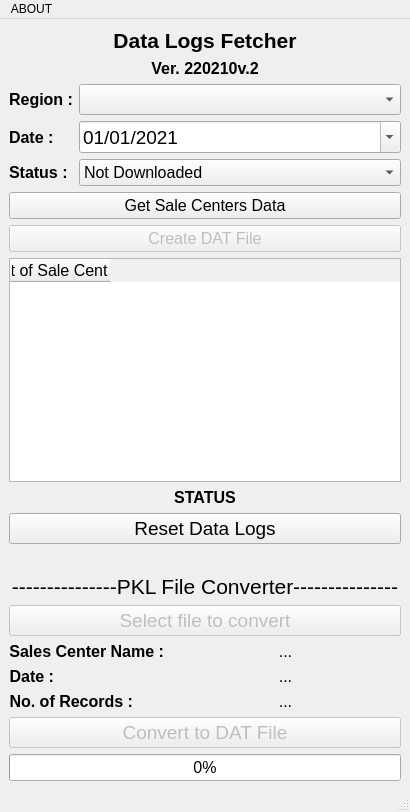
tekashifuta/pyqt5-finger-zkteco, file HRClient.ui: the form before one commit.
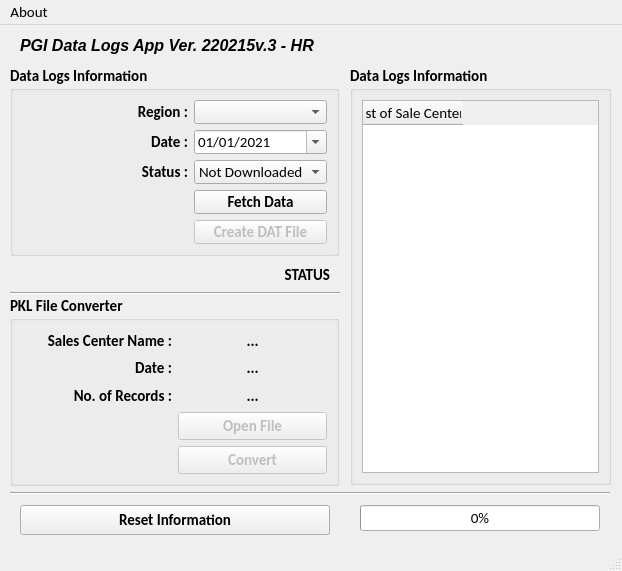
The form after the commit.

```diff
--- a/HRClient.ui
+++ b/HRClient.ui
@@ -2,135 +2,83 @@
 <ui version="4.0">
  <class>MainWindow</class>
  <widget class="QMainWindow" name="MainWindow">
+  <property name="enabled">
+   <bool>true</bool>
+  </property>
   <property name="geometry">
    <rect>
     <x>0</x>
     <y>0</y>
-    <width>410</width>
-    <height>812</height>
+    <width>622</width>
+    <height>571</height>
    </rect>
   </property>
+  <property name="sizePolicy">
+   <sizepolicy hsizetype="Fixed" vsizetype="Fixed">
+    <horstretch>0</horstretch>
+    <verstretch>0</verstretch>
+   </sizepolicy>
+  </property>
+  <property name="font">
+   <font>
+    <family>Calibri</family>
+    <pointsize>11</pointsize>
+   </font>
+  </property>
   <property name="windowTitle">
    <string>MainWindow</string>
   </property>
+  <property name="styleSheet">
+   <string notr="true"/>
+  </property>
   <widget class="QWidget" name="centralwidget">
+   <widget class="QGroupBox" name="groupBox">
+    <property name="geometry">
+     <rect>
+      <x>10</x>
+      <y>40</y>
+      <width>329</width>
+      <height>191</height>
+     </rect>
+    </property>
+    <property name="font">
+     <font>
+      <family>Calibri</family>
+      <pointsize>11</pointsize>
+      <weight>75</weight>
+      <bold>true</bold>
+     </font>
+    </property>
+    <property name="title">
+     <string>Data Logs Information</string>
+    </property>
    <layout class="QVBoxLayout" name="verticalLayout">
     <item>
-     <layout class="QGridLayout" name="gridLayout_4">
-      <item row="2" column="0">
+      <layout class="QGridLayout" name="gridLayout">
+       <item row="0" column="0">
        <widget class="QLabel" name="label_2">
         <property name="font">
          <font>
-          <family>Arial</family>
-          <pointsize>12</pointsize>
+           <family>Calibri</family>
+           <pointsize>11</pointsize>
           <weight>75</weight>
           <bold>true</bold>
          </font>
         </property>
         <property name="text">
-         <string>Region :</string>
+          <string>                                  Region :</string>
         </property>
         <property name="alignment">
          <set>Qt::AlignRight|Qt::AlignTrailing|Qt::AlignVCenter</set>
         </property>
        </widget>
       </item>
-      <item row="4" column="1">
-       <widget class="QComboBox" name="cmbDL_Status">
-        <property name="font">
-         <font>
-          <family>Arial</family>
-          <pointsize>12</pointsize>
-          <weight>50</weight>
-          <bold>false</bold>
-         </font>
-        </property>
-        <property name="layoutDirection">
-         <enum>Qt::LeftToRight</enum>
-        </property>
-        <item>
-         <property name="text">
-          <string>Not Downloaded</string>
-         </property>
-        </item>
-        <item>
-         <property name="text">
-          <string>Downloaded</string>
-         </property>
-        </item>
-        <item>
-         <property name="text">
-          <string>All</string>
-         </property>
-        </item>
-       </widget>
-      </item>
-      <item row="1" column="0" colspan="2">
-       <widget class="QLabel" name="label">
-        <property name="font">
-         <font>
-          <family>Arial</family>
-          <pointsize>12</pointsize>
-          <weight>75</weight>
-          <bold>true</bold>
-         </font>
-        </property>
-        <property name="text">
-         <string>Ver. 220210v.2</string>
-        </property>
-        <property name="alignment">
-         <set>Qt::AlignCenter</set>
-        </property>
-       </widget>
-      </item>
-      <item row="7" column="0" colspan="2">
-       <widget class="QTableWidget" name="tableWidget">
-        <property name="sizePolicy">
-         <sizepolicy hsizetype="Expanding" vsizetype="Expanding">
-          <horstretch>0</horstretch>
-          <verstretch>0</verstretch>
-         </sizepolicy>
-        </property>
-        <property name="font">
-         <font>
-          <family>Arial</family>
-          <pointsize>12</pointsize>
-         </font>
-        </property>
-        <property name="sizeAdjustPolicy">
-         <enum>QAbstractScrollArea::AdjustToContents</enum>
-        </property>
-        <column>
-         <property name="text">
-          <string>List of Sale Centers</string>
-         </property>
-        </column>
-       </widget>
-      </item>
-      <item row="8" column="0" colspan="2">
-       <widget class="QLabel" name="lblStatus">
-        <property name="font">
-         <font>
-          <family>Arial</family>
-          <pointsize>12</pointsize>
-          <weight>75</weight>
-          <bold>true</bold>
-         </font>
-        </property>
-        <property name="text">
-         <string>STATUS</string>
-        </property>
-        <property name="alignment">
-         <set>Qt::AlignCenter</set>
-        </property>
-       </widget>
-      </item>
-      <item row="3" column="0">
+       <item row="1" column="0">
        <widget class="QLabel" name="label_3">
         <property name="font">
          <font>
-          <family>Arial</family>
-          <pointsize>12</pointsize>
+           <family>Calibri</family>
+           <pointsize>11</pointsize>
           <weight>75</weight>
           <bold>true</bold>
          </font>
@@ -139,11 +87,23 @@
          <string>Date :</string>
         </property>
         <property name="alignment">
-         <set>Qt::AlignLeading|Qt::AlignLeft|Qt::AlignVCenter</set>
+          <set>Qt::AlignRight|Qt::AlignTrailing|Qt::AlignVCenter</set>
         </property>
        </widget>
       </item>
-      <item row="3" column="1">
+       <item row="0" column="1">
+        <widget class="QComboBox" name="cmbRegion">
+         <property name="font">
+          <font>
+           <family>Calibri</family>
+           <pointsize>11</pointsize>
+           <weight>50</weight>
+           <bold>false</bold>
+          </font>
+         </property>
+        </widget>
+       </item>
+       <item row="1" column="1">
        <widget class="QDateEdit" name="txtDate">
         <property name="sizePolicy">
          <sizepolicy hsizetype="Minimum" vsizetype="Fixed">
@@ -153,8 +113,8 @@
         </property>
         <property name="font">
          <font>
-          <family>Arial</family>
-          <pointsize>14</pointsize>
+           <family>Calibri</family>
+           <pointsize>11</pointsize>
           <weight>50</weight>
           <bold>false</bold>
          </font>
@@ -187,92 +147,42 @@
         </property>
        </widget>
       </item>
-      <item row="9" column="0" colspan="2">
-       <widget class="QPushButton" name="btnReset">
-        <property name="enabled">
-         <bool>true</bool>
-        </property>
-        <property name="font">
-         <font>
-          <family>Arial</family>
-          <pointsize>14</pointsize>
-          <weight>50</weight>
-          <bold>false</bold>
-         </font>
-        </property>
-        <property name="text">
-         <string>Reset Data Logs</string>
-        </property>
-       </widget>
-      </item>
-      <item row="10" column="0" colspan="2">
-       <widget class="QLabel" name="label_12">
-        <property name="font">
-         <font>
-          <family>Arial</family>
-          <pointsize>12</pointsize>
-         </font>
-        </property>
-        <property name="text">
-         <string/>
-        </property>
-        <property name="alignment">
-         <set>Qt::AlignRight|Qt::AlignTrailing|Qt::AlignVCenter</set>
-        </property>
-       </widget>
-      </item>
-      <item row="5" column="0" colspan="2">
-       <widget class="QPushButton" name="btnGetQueryData">
-        <property name="enabled">
-         <bool>true</bool>
-        </property>
-        <property name="font">
-         <font>
-          <family>Arial</family>
-          <pointsize>12</pointsize>
-         </font>
-        </property>
-        <property name="text">
-         <string>Get Sale Centers Data</string>
-        </property>
-       </widget>
-      </item>
-      <item row="0" column="0" colspan="2">
-       <widget class="QLabel" name="label_7">
-        <property name="font">
-         <font>
-          <family>Arial</family>
-          <pointsize>16</pointsize>
-          <weight>75</weight>
-          <bold>true</bold>
-         </font>
-        </property>
-        <property name="text">
-         <string>Data Logs Fetcher</string>
-        </property>
-        <property name="alignment">
-         <set>Qt::AlignCenter</set>
-        </property>
-       </widget>
-      </item>
       <item row="2" column="1">
-       <widget class="QComboBox" name="cmbRegion">
+        <widget class="QComboBox" name="cmbDL_Status">
         <property name="font">
          <font>
-          <family>Arial</family>
-          <pointsize>14</pointsize>
+           <family>Calibri</family>
+           <pointsize>11</pointsize>
           <weight>50</weight>
           <bold>false</bold>
          </font>
         </property>
-       </widget>
-      </item>
-      <item row="4" column="0">
+         <property name="layoutDirection">
+          <enum>Qt::LeftToRight</enum>
+         </property>
+         <item>
+          <property name="text">
+           <string>Not Downloaded</string>
+          </property>
+         </item>
+         <item>
+          <property name="text">
+           <string>Downloaded</string>
+          </property>
+         </item>
+         <item>
+          <property name="text">
+           <string>All</string>
+          </property>
+         </item>
+        </widget>
+       </item>
+       <item row="2" column="0">
        <widget class="QLabel" name="label_4">
         <property name="font">
          <font>
-          <family>Arial</family>
-          <pointsize>12</pointsize>
+           <family>Calibri</family>
+           <pointsize>11</pointsize>
           <weight>75</weight>
           <bold>true</bold>
          </font>
@@ -281,102 +191,81 @@
          <string>Status :</string>
         </property>
         <property name="alignment">
-         <set>Qt::AlignLeading|Qt::AlignLeft|Qt::AlignVCenter</set>
+          <set>Qt::AlignRight|Qt::AlignTrailing|Qt::AlignVCenter</set>
         </property>
        </widget>
       </item>
-      <item row="11" column="0" colspan="2">
-       <layout class="QFormLayout" name="formLayout_2">
-        <item row="0" column="0" colspan="2">
-         <widget class="QLabel" name="label_11">
-          <property name="font">
-           <font>
-            <family>Arial</family>
-            <pointsize>16</pointsize>
-           </font>
-          </property>
-          <property name="text">
-           <string>---------------PKL File Converter---------------</string>
-          </property>
-          <property name="alignment">
-           <set>Qt::AlignCenter</set>
-          </property>
-         </widget>
-        </item>
-        <item row="1" column="0" colspan="2">
-         <widget class="QPushButton" name="btnOpenFileD">
+       <item row="4" column="1">
+        <widget class="QPushButton" name="btnConvertToDAT">
           <property name="enabled">
            <bool>false</bool>
           </property>
           <property name="font">
            <font>
-            <family>Arial</family>
-            <pointsize>14</pointsize>
-           </font>
-          </property>
-          <property name="text">
-           <string>Select file to convert</string>
-          </property>
-         </widget>
-        </item>
-        <item row="2" column="0">
-         <widget class="QLabel" name="label_8">
-          <property name="font">
-           <font>
-            <family>Arial</family>
-            <pointsize>12</pointsize>
+           <family>Calibri</family>
+           <pointsize>11</pointsize>
             <weight>75</weight>
             <bold>true</bold>
            </font>
           </property>
           <property name="text">
-           <string>Sales Center Name :</string>
-          </property>
-          <property name="alignment">
-           <set>Qt::AlignRight|Qt::AlignTrailing|Qt::AlignVCenter</set>
-          </property>
-         </widget>
-        </item>
-        <item row="2" column="1">
-         <widget class="QLabel" name="lblSCName">
-          <property name="font">
-           <font>
-            <family>Arial</family>
-            <pointsize>12</pointsize>
-           </font>
-          </property>
-          <property name="text">
-           <string>...</string>
-          </property>
-          <property name="alignment">
-           <set>Qt::AlignCenter</set>
-          </property>
-         </widget>
-        </item>
-        <item row="3" column="0">
-         <widget class="QLabel" name="label_9">
-          <property name="font">
-           <font>
-            <family>Arial</family>
-            <pointsize>12</pointsize>
-            <weight>75</weight>
-            <bold>true</bold>
-           </font>
-          </property>
-          <property name="text">
-           <string>Date :</string>
-          </property>
-          <property name="alignment">
-           <set>Qt::AlignRight|Qt::AlignTrailing|Qt::AlignVCenter</set>
+          <string>Create DAT File</string>
           </property>
          </widget>
         </item>
         <item row="3" column="1">
+        <widget class="QPushButton" name="btnGetQueryData">
+         <property name="enabled">
+          <bool>true</bool>
+         </property>
+         <property name="font">
+          <font>
+           <family>Calibri</family>
+           <pointsize>11</pointsize>
+           <weight>75</weight>
+           <bold>true</bold>
+          </font>
+         </property>
+         <property name="text">
+          <string>Fetch Data</string>
+         </property>
+        </widget>
+       </item>
+      </layout>
+     </item>
+    </layout>
+   </widget>
+   <widget class="QGroupBox" name="groupBox_2">
+    <property name="geometry">
+     <rect>
+      <x>10</x>
+      <y>270</y>
+      <width>329</width>
+      <height>191</height>
+     </rect>
+    </property>
+    <property name="font">
+     <font>
+      <family>Calibri</family>
+      <pointsize>11</pointsize>
+      <weight>75</weight>
+      <bold>true</bold>
+     </font>
+    </property>
+    <property name="title">
+     <string>PKL File Converter</string>
+    </property>
+    <layout class="QVBoxLayout" name="verticalLayout_2">
+     <item>
+      <layout class="QGridLayout" name="gridLayout_2">
+       <item row="1" column="1">
          <widget class="QLabel" name="lblDateQuery">
           <property name="font">
            <font>
-            <family>Arial</family>
-            <pointsize>12</pointsize>
+           <family>Calibri</family>
+           <pointsize>11</pointsize>
+           <weight>75</weight>
+           <bold>true</bold>
            </font>
           </property>
           <property name="text">
@@ -387,12 +276,48 @@
           </property>
          </widget>
         </item>
-        <item row="4" column="0">
+       <item row="0" column="1">
+        <widget class="QLabel" name="lblSCName">
+         <property name="font">
+          <font>
+           <family>Calibri</family>
+           <pointsize>11</pointsize>
+           <weight>75</weight>
+           <bold>true</bold>
+          </font>
+         </property>
+         <property name="text">
+          <string>...</string>
+         </property>
+         <property name="alignment">
+          <set>Qt::AlignCenter</set>
+         </property>
+        </widget>
+       </item>
+       <item row="2" column="1">
+        <widget class="QLabel" name="lblNoRec">
+         <property name="font">
+          <font>
+           <family>Calibri</family>
+           <pointsize>11</pointsize>
+           <weight>75</weight>
+           <bold>true</bold>
+          </font>
+         </property>
+         <property name="text">
+          <string>...</string>
+         </property>
+         <property name="alignment">
+          <set>Qt::AlignCenter</set>
+         </property>
+        </widget>
+       </item>
+       <item row="2" column="0">
          <widget class="QLabel" name="label_10">
           <property name="font">
            <font>
-            <family>Arial</family>
-            <pointsize>12</pointsize>
+           <family>Calibri</family>
+           <pointsize>11</pointsize>
             <weight>75</weight>
             <bold>true</bold>
            </font>
@@ -405,72 +330,252 @@
           </property>
          </widget>
         </item>
-        <item row="4" column="1">
-         <widget class="QLabel" name="lblNoRec">
+       <item row="0" column="0">
+        <widget class="QLabel" name="label_8">
           <property name="font">
            <font>
-            <family>Arial</family>
-            <pointsize>12</pointsize>
+           <family>Calibri</family>
+           <pointsize>11</pointsize>
+           <weight>75</weight>
+           <bold>true</bold>
            </font>
           </property>
           <property name="text">
-           <string>...</string>
+          <string>Sales Center Name :</string>
           </property>
           <property name="alignment">
-           <set>Qt::AlignCenter</set>
+          <set>Qt::AlignRight|Qt::AlignTrailing|Qt::AlignVCenter</set>
           </property>
          </widget>
         </item>
-        <item row="5" column="0" colspan="2">
+       <item row="4" column="1">
          <widget class="QPushButton" name="btnPklToDat">
           <property name="enabled">
            <bool>false</bool>
           </property>
           <property name="font">
            <font>
-            <family>Arial</family>
-            <pointsize>14</pointsize>
+           <family>Calibri</family>
+           <pointsize>11</pointsize>
+           <weight>75</weight>
+           <bold>true</bold>
            </font>
           </property>
           <property name="text">
-           <string>Convert to DAT File</string>
+          <string>Convert</string>
           </property>
          </widget>
         </item>
-        <item row="6" column="0" colspan="2">
+       <item row="1" column="0">
+        <widget class="QLabel" name="label_9">
+         <property name="font">
+          <font>
+           <family>Calibri</family>
+           <pointsize>11</pointsize>
+           <weight>75</weight>
+           <bold>true</bold>
+          </font>
+         </property>
+         <property name="text">
+          <string>Date :</string>
+         </property>
+         <property name="alignment">
+          <set>Qt::AlignRight|Qt::AlignTrailing|Qt::AlignVCenter</set>
+         </property>
+        </widget>
+       </item>
+       <item row="3" column="1">
+        <widget class="QPushButton" name="btnOpenFileD">
+         <property name="enabled">
+          <bool>false</bool>
+         </property>
+         <property name="font">
+          <font>
+           <family>Calibri</family>
+           <pointsize>11</pointsize>
+           <weight>75</weight>
+           <bold>true</bold>
+          </font>
+         </property>
+         <property name="text">
+          <string>Open File</string>
+         </property>
+        </widget>
+       </item>
+      </layout>
+     </item>
+    </layout>
+   </widget>
+   <widget class="QGroupBox" name="groupBox_3">
+    <property name="geometry">
+     <rect>
+      <x>350</x>
+      <y>40</y>
+      <width>261</width>
+      <height>420</height>
+     </rect>
+    </property>
+    <property name="font">
+     <font>
+      <family>Calibri</family>
+      <pointsize>11</pointsize>
+      <weight>75</weight>
+      <bold>true</bold>
+     </font>
+    </property>
+    <property name="title">
+     <string>Data Logs Information</string>
+    </property>
+    <layout class="QVBoxLayout" name="verticalLayout_3">
+     <item>
+      <widget class="QTableWidget" name="tableWidget">
+       <property name="sizePolicy">
+        <sizepolicy hsizetype="Expanding" vsizetype="Expanding">
+         <horstretch>0</horstretch>
+         <verstretch>0</verstretch>
+        </sizepolicy>
+       </property>
+       <property name="font">
+        <font>
+         <family>Calibri</family>
+         <pointsize>11</pointsize>
+         <weight>50</weight>
+         <bold>false</bold>
+        </font>
+       </property>
+       <property name="sizeAdjustPolicy">
+        <enum>QAbstractScrollArea::AdjustToContents</enum>
+       </property>
+       <property name="editTriggers">
+        <set>QAbstractItemView::NoEditTriggers</set>
+       </property>
+       <column>
+        <property name="text">
+         <string>List of Sale Centers</string>
+        </property>
+       </column>
+      </widget>
+     </item>
+    </layout>
+   </widget>
+   <widget class="QLabel" name="lblStatus">
+    <property name="geometry">
+     <rect>
+      <x>20</x>
+      <y>240</y>
+      <width>310</width>
+      <height>19</height>
+     </rect>
+    </property>
+    <property name="font">
+     <font>
+      <family>Calibri</family>
+      <pointsize>11</pointsize>
+      <weight>75</weight>
+      <bold>true</bold>
+     </font>
+    </property>
+    <property name="text">
+     <string>STATUS</string>
+    </property>
+    <property name="alignment">
+     <set>Qt::AlignRight|Qt::AlignTrailing|Qt::AlignVCenter</set>
+    </property>
+   </widget>
+   <widget class="QPushButton" name="btnReset">
+    <property name="enabled">
+     <bool>true</bool>
+    </property>
+    <property name="geometry">
+     <rect>
+      <x>20</x>
+      <y>480</y>
+      <width>310</width>
+      <height>30</height>
+     </rect>
+    </property>
+    <property name="font">
+     <font>
+      <family>Calibri</family>
+      <pointsize>11</pointsize>
+      <weight>75</weight>
+      <bold>true</bold>
+     </font>
+    </property>
+    <property name="text">
+     <string>Reset Information</string>
+    </property>
+   </widget>
          <widget class="QProgressBar" name="progressBar">
+    <property name="geometry">
+     <rect>
+      <x>360</x>
+      <y>480</y>
+      <width>240</width>
+      <height>26</height>
+     </rect>
+    </property>
           <property name="font">
            <font>
-            <family>Arial</family>
-            <pointsize>12</pointsize>
+      <family>Calibri</family>
+      <pointsize>11</pointsize>
            </font>
           </property>
           <property name="value">
            <number>0</number>
           </property>
          </widget>
-        </item>
-       </layout>
-      </item>
-      <item row="6" column="0" colspan="2">
-       <widget class="QPushButton" name="btnConvertToDAT">
-        <property name="enabled">
-         <bool>false</bool>
+   <widget class="QLabel" name="label_14">
+    <property name="geometry">
+     <rect>
+      <x>20</x>
+      <y>10</y>
+      <width>320</width>
+      <height>20</height>
+     </rect>
         </property>
         <property name="font">
          <font>
           <family>Arial</family>
           <pointsize>12</pointsize>
+      <weight>75</weight>
+      <italic>true</italic>
+      <bold>true</bold>
          </font>
         </property>
         <property name="text">
-         <string>Create DAT File</string>
-        </property>
-       </widget>
-      </item>
-     </layout>
-    </item>
-   </layout>
+     <string>PGI Data Logs App Ver. 220215v.3 - HR</string>
+    </property>
+    <property name="alignment">
+     <set>Qt::AlignLeading|Qt::AlignLeft|Qt::AlignVCenter</set>
+    </property>
+   </widget>
+   <widget class="Line" name="line">
+    <property name="geometry">
+     <rect>
+      <x>10</x>
+      <y>460</y>
+      <width>600</width>
+      <height>16</height>
+     </rect>
+    </property>
+    <property name="orientation">
+     <enum>Qt::Horizontal</enum>
+    </property>
+   </widget>
+   <widget class="Line" name="line_2">
+    <property name="geometry">
+     <rect>
+      <x>10</x>
+      <y>260</y>
+      <width>330</width>
+      <height>16</height>
+     </rect>
+    </property>
+    <property name="orientation">
+     <enum>Qt::Horizontal</enum>
+    </property>
+   </widget>
   </widget>
   <widget class="QStatusBar" name="statusbar"/>
   <widget class="QMenuBar" name="menuBar">
@@ -478,13 +583,19 @@
     <rect>
      <x>0</x>
      <y>0</y>
-     <width>410</width>
-     <height>21</height>
+     <width>622</width>
+     <height>24</height>
     </rect>
    </property>
    <widget class="QMenu" name="menuAbout">
+    <property name="font">
+     <font>
+      <family>Calibri</family>
+      <pointsize>11</pointsize>
+     </font>
+    </property>
     <property name="title">
-     <string>ABOUT</string>
+     <string>About</string>
     </property>
     <addaction name="btnAboutInfo"/>
    </widget>
```
Left out of the diff: 19 changed lines with no effect on the pictures. Lines whose indentation alone changed are shown as unchanged.
